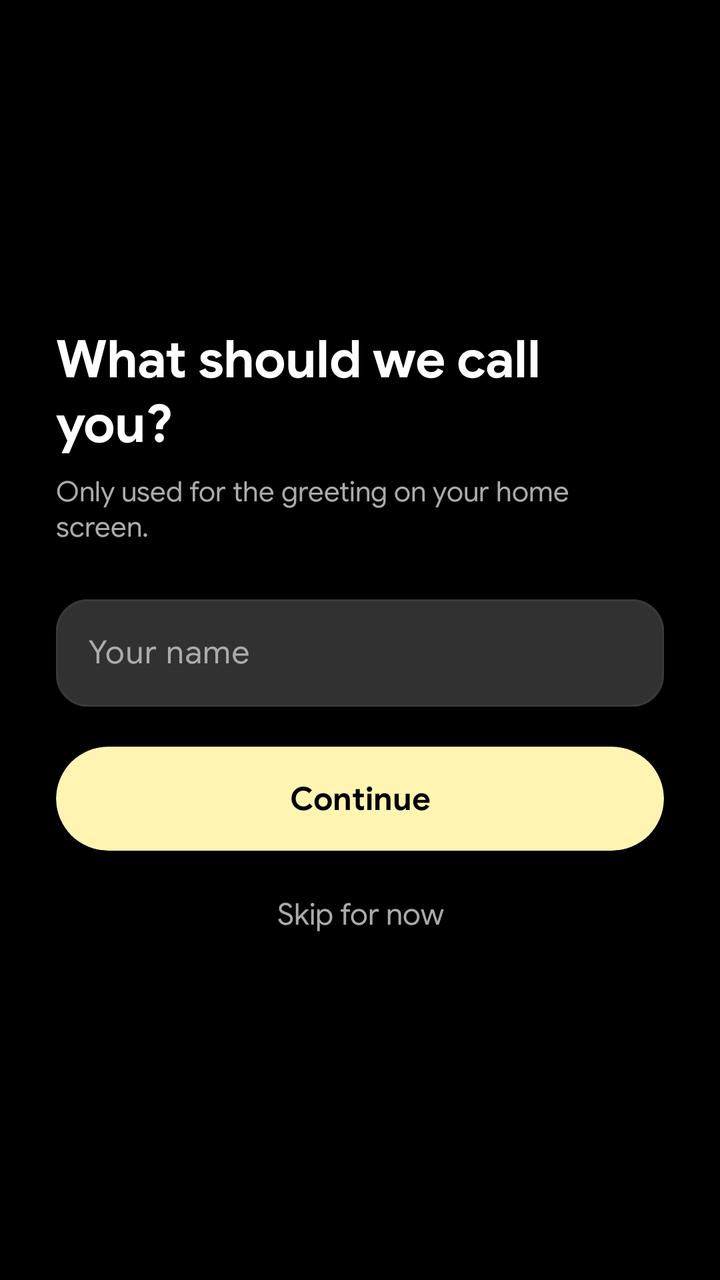
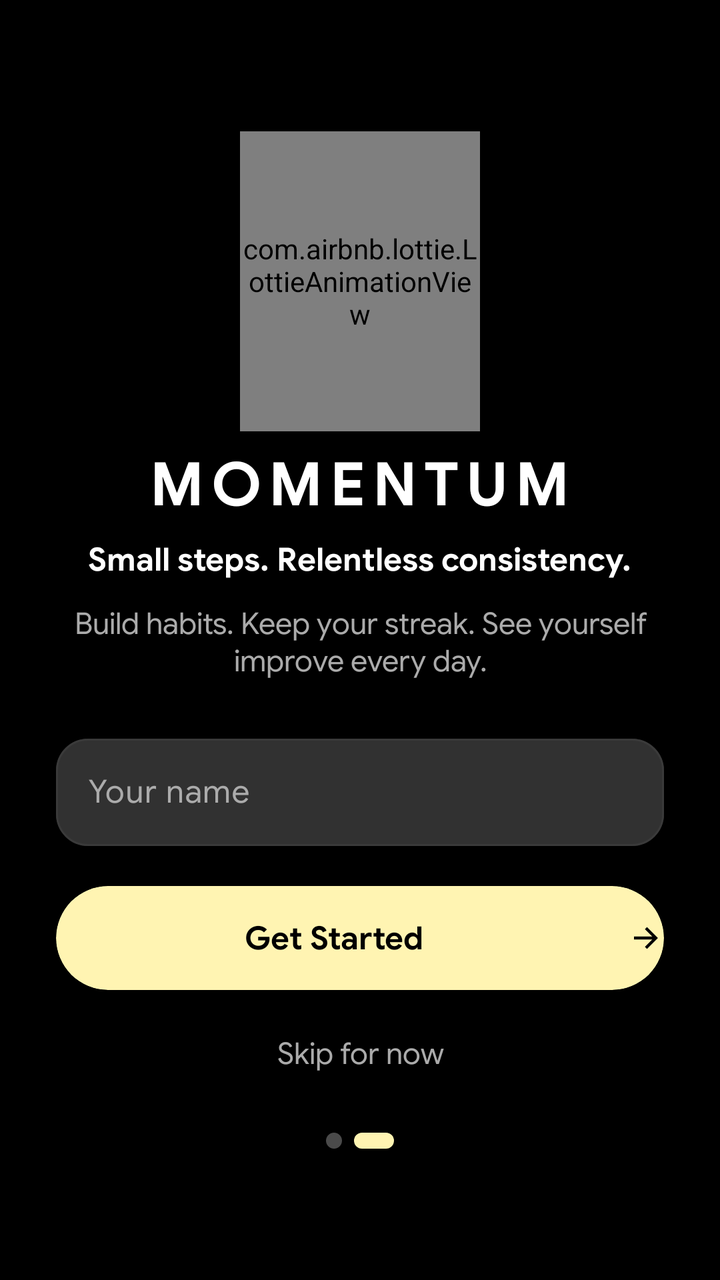

Two renders of the same Android screen: before a commit and after it. Below are the layout's source before the change and the commit's diff.
<!-- AndroidManifest.xml: application theme Theme.Habits -->
<!-- res/layout/activity_name.xml -->
<?xml version="1.0" encoding="utf-8"?>
<LinearLayout xmlns:android="http://schemas.android.com/apk/res/android"
    xmlns:app="http://schemas.android.com/apk/res-auto"
    xmlns:tools="http://schemas.android.com/tools"
    android:id="@+id/main"
    android:layout_width="match_parent"
    android:layout_height="match_parent"
    android:gravity="center_vertical"
    android:orientation="vertical"
    android:paddingHorizontal="28dp"
    tools:context=".NameActivity">

    <TextView
        android:layout_width="match_parent"
        android:layout_height="wrap_content"
        android:fontFamily="@font/google_sans_bold"
        android:letterSpacing="-0.01"
        android:text="@string/name_title"
        android:textColor="@color/white"
        android:textSize="26sp" />

    <TextView
        android:layout_width="match_parent"
        android:layout_height="wrap_content"
        android:layout_marginTop="8dp"
        android:text="@string/name_subtitle"
        android:textAppearance="@style/TextAppearance.Momentum.BodySecondary" />

    <com.google.android.material.textfield.TextInputLayout
        android:id="@+id/name_input_layout"
        style="@style/Widget.Material3.TextInputLayout.OutlinedBox"
        android:layout_width="match_parent"
        android:layout_height="wrap_content"
        android:layout_marginTop="22dp"
        app:boxBackgroundColor="@color/dark_grey"
        app:boxCornerRadiusBottomEnd="16dp"
        app:boxCornerRadiusBottomStart="16dp"
        app:boxCornerRadiusTopEnd="16dp"
        app:boxCornerRadiusTopStart="16dp"
        app:hintTextColor="@color/secondary_text">

        <com.google.android.material.textfield.TextInputEditText
            android:id="@+id/name_input"
            android:layout_width="match_parent"
            android:layout_height="wrap_content"
            android:fontFamily="@font/google_sans_regular"
            android:hint="@string/name_hint"
            android:imeOptions="actionDone"
            android:inputType="textPersonName|textCapWords"
            android:maxLines="1"
            android:textColor="@color/white"
            android:textColorHint="@color/hint_text"
            android:textSize="16sp" />

    </com.google.android.material.textfield.TextInputLayout>

    <com.google.android.material.card.MaterialCardView
        android:id="@+id/continue_btn"
        android:layout_width="match_parent"
        android:layout_height="52dp"
        android:layout_marginTop="20dp"
        android:clickable="true"
        android:focusable="true"
        android:foreground="?attr/selectableItemBackground"
        app:cardBackgroundColor="@color/streak_yellow"
        app:cardCornerRadius="26dp"
        app:cardElevation="0dp">

        <TextView
            android:layout_width="match_parent"
            android:layout_height="match_parent"
            android:fontFamily="@font/google_sans_bold"
            android:gravity="center"
            android:text="@string/name_continue"
            android:textColor="@color/black"
            android:textSize="16sp" />

    </com.google.android.material.card.MaterialCardView>

    <TextView
        android:id="@+id/skip_btn"
        android:layout_width="match_parent"
        android:layout_height="wrap_content"
        android:layout_marginTop="12dp"
        android:background="?attr/selectableItemBackgroundBorderless"
        android:clickable="true"
        android:focusable="true"
        android:fontFamily="@font/google_sans_regular"
        android:gravity="center"
        android:padding="10dp"
        android:text="@string/name_skip"
        android:textColor="@color/secondary_text"
        android:textSize="15sp" />

</LinearLayout>
<!-- resources referenced by this layout -->
<resources>
  <color name="black">#FF000000</color>
  <color name="dark_grey">#313131</color>
  <color name="hint_text">#8A8A8A</color>
  <color name="secondary_text">#ABABAB</color>
  <color name="streak_yellow">#FFF4B2</color>
  <color name="white">#FFFFFFFF</color>
  <string name="name_continue">Continue</string>
  <string name="name_hint">Your name</string>
  <string name="name_skip">Skip for now</string>
  <string name="name_subtitle">Only used for the greeting on your home screen.</string>
  <string name="name_title">What should we call you?</string>
  <style name="TextAppearance.Momentum.BodySecondary" parent="">
          <item name="android:fontFamily">@font/google_sans_regular</item>
          <item name="android:textSize">14sp</item>
          <item name="android:textColor">@color/secondary_text</item>
      </style>
  <style name="Theme.Habits" parent="Base.Theme.Habits" />
  <style name="Base.Theme.Habits" parent="Theme.Material3.DayNight.NoActionBar">
          
          <item name="colorPrimary">@color/streak_yellow</item>
          <item name="colorOnPrimary">@color/black</item>
          <item name="colorSecondary">@color/streak_yellow</item>
          <item name="colorOnSecondary">@color/black</item>
  
          
          <item name="android:colorBackground">@color/black</item>
          
          <item name="android:windowBackground">@color/black</item>
          <item name="colorSurface">@color/dark_grey</item>
          <item name="colorOnSurface">@color/white</item>
          <item name="colorSurfaceVariant">@color/surface_row</item>
          <item name="colorOnSurfaceVariant">@color/secondary_text</item>
          <item name="colorOutline">@color/outline</item>
  
          
          <item name="colorSurfaceContainerLow">@color/surface_row</item>
          <item name="colorSurfaceContainer">@color/surface_row</item>
          <item name="colorSurfaceContainerHigh">@color/dark_grey</item>
          <item name="colorSurfaceContainerHighest">@color/dark_grey</item>
  
          <item name="materialCardViewStyle">@style/Widget.Momentum.Card</item>
      </style>
  <color name="surface_row">#282828</color>
  <color name="outline">#3A3A3A</color>
  <style name="Widget.Momentum.Card" parent="Widget.Material3.CardView.Elevated">
          <item name="cardBackgroundColor">@color/dark_grey</item>
          <item name="cardElevation">0dp</item>
      </style>
</resources>

<!-- the commit's change to res/layout/activity_name.xml (unified diff, before → after) -->
@@ -10,28 +10,55 @@
     android:paddingHorizontal="28dp"
     tools:context=".NameActivity">
 
-    <TextView
-        android:layout_width="match_parent"
-        android:layout_height="wrap_content"
-        android:fontFamily="@font/google_sans_bold"
-        android:letterSpacing="-0.01"
-        android:text="@string/name_title"
-        android:textColor="@color/white"
-        android:textSize="26sp" />
+    
+    <com.airbnb.lottie.LottieAnimationView
+        android:layout_width="120dp"
+        android:layout_height="150dp"
+        android:layout_gravity="center_horizontal"
+        app:lottie_autoPlay="true"
+        app:lottie_loop="true"
+        app:lottie_rawRes="@raw/fire_lottie" />
 
     <TextView
-        android:layout_width="match_parent"
+        android:layout_width="wrap_content"
         android:layout_height="wrap_content"
+        android:layout_gravity="center_horizontal"
         android:layout_marginTop="8dp"
+        android:fontFamily="@font/google_sans_bold"
+        android:includeFontPadding="false"
+        android:letterSpacing="0.12"
+        android:text="@string/app_name_upper"
+        android:textColor="@color/white"
+        android:textSize="30sp" />
+
+    <TextView
+        android:layout_width="wrap_content"
+        android:layout_height="wrap_content"
+        android:layout_gravity="center_horizontal"
+        android:layout_marginTop="8dp"
+        android:fontFamily="@font/google_sans_bold"
+        android:gravity="center"
+        android:text="@string/app_tagline"
+        android:textColor="@color/white"
+        android:textSize="16sp" />
+
+    <TextView
+        android:layout_width="wrap_content"
+        android:layout_height="wrap_content"
+        android:layout_gravity="center_horizontal"
+        android:layout_marginTop="12dp"
+        android:gravity="center"
         android:text="@string/name_subtitle"
-        android:textAppearance="@style/TextAppearance.Momentum.BodySecondary" />
+        android:textAppearance="@style/TextAppearance.Momentum.BodySecondary"
+        android:textSize="15sp" />
 
+    
     <com.google.android.material.textfield.TextInputLayout
         android:id="@+id/name_input_layout"
         style="@style/Widget.Material3.TextInputLayout.OutlinedBox"
         android:layout_width="match_parent"
         android:layout_height="wrap_content"
-        android:layout_marginTop="22dp"
+        android:layout_marginTop="24dp"
         app:boxBackgroundColor="@color/dark_grey"
         app:boxCornerRadiusBottomEnd="16dp"
         app:boxCornerRadiusBottomStart="16dp"
@@ -69,8 +96,11 @@
         <TextView
             android:layout_width="match_parent"
             android:layout_height="match_parent"
+            android:drawablePadding="8dp"
             android:fontFamily="@font/google_sans_bold"
             android:gravity="center"
+            app:drawableEndCompat="@drawable/cta_arrow"
+            app:drawableTint="@color/black"
             android:text="@string/name_continue"
             android:textColor="@color/black"
             android:textSize="16sp" />
@@ -92,4 +122,27 @@
         android:textColor="@color/secondary_text"
         android:textSize="15sp" />
 
+    
+    <LinearLayout
+        android:layout_width="wrap_content"
+        android:layout_height="wrap_content"
+        android:layout_gravity="center_horizontal"
+        android:layout_marginTop="20dp"
+        android:orientation="horizontal">
+
+        <ImageView
+            android:layout_width="wrap_content"
+            android:layout_height="wrap_content"
+            android:importantForAccessibility="no"
+            android:src="@drawable/dot_inactive" />
+
+        <ImageView
+            android:layout_width="wrap_content"
+            android:layout_height="wrap_content"
+            android:layout_marginStart="6dp"
+            android:importantForAccessibility="no"
+            android:src="@drawable/dot_active" />
+
+    </LinearLayout>
+
 </LinearLayout>
<!-- resource entries referenced after the edit -->
@@ -6,11 +6,42 @@
   <color name="secondary_text">#ABABAB</color>
   <color name="streak_yellow">#FFF4B2</color>
   <color name="white">#FFFFFFFF</color>
-  <string name="name_continue">Continue</string>
+  <!-- drawable cta_arrow (drawable) -->
+  <?xml version="1.0" encoding="utf-8"?>
+  <vector xmlns:android="http://schemas.android.com/apk/res/android"
+      android:width="18dp"
+      android:height="18dp"
+      android:viewportWidth="24"
+      android:viewportHeight="24">
+      <path
+          android:fillColor="#FF000000"
+          android:pathData="M4,11h12.17l-4.88,-4.88L12.7,4.7 19.99,12l-7.29,7.29 -1.41,-1.41L16.17,13H4z" />
+  </vector>
+  <!-- drawable dot_active (drawable) -->
+  <?xml version="1.0" encoding="utf-8"?>
+  <shape xmlns:android="http://schemas.android.com/apk/res/android"
+      android:shape="rectangle">
+      <size
+          android:width="20dp"
+          android:height="8dp" />
+      <corners android:radius="4dp" />
+      <solid android:color="@color/streak_yellow" />
+  </shape>
+  <!-- drawable dot_inactive (drawable) -->
+  <?xml version="1.0" encoding="utf-8"?>
+  <shape xmlns:android="http://schemas.android.com/apk/res/android"
+      android:shape="oval">
+      <size
+          android:width="8dp"
+          android:height="8dp" />
+      <solid android:color="#4A4A4A" />
+  </shape>
+  <string name="app_name_upper">MOMENTUM</string>
+  <string name="app_tagline">Small steps. Relentless consistency.</string>
+  <string name="name_continue">Get Started</string>
   <string name="name_hint">Your name</string>
   <string name="name_skip">Skip for now</string>
-  <string name="name_subtitle">Only used for the greeting on your home screen.</string>
-  <string name="name_title">What should we call you?</string>
+  <string name="name_subtitle">Build habits. Keep your streak. See yourself improve every day.</string>
   <style name="TextAppearance.Momentum.BodySecondary" parent="">
           <item name="android:fontFamily">@font/google_sans_regular</item>
           <item name="android:textSize">14sp</item>
